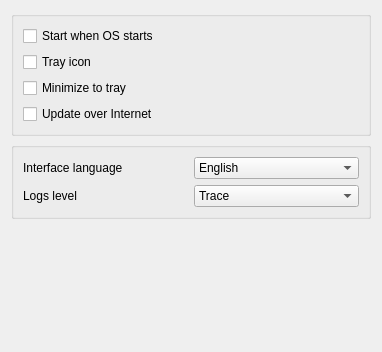
Above: src/system_settings_form.ui from denprog/yutovo-desktop before the change. Below: the same form after it.
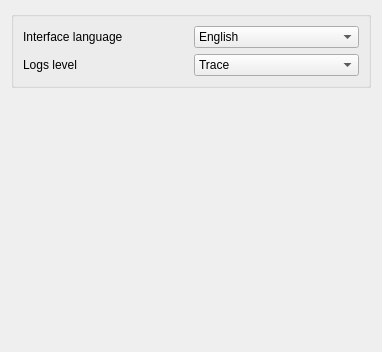
That is the form after the change.

Commit message: Remove unused items.

Diff of the .ui file:
```diff
--- a/src/system_settings_form.ui
+++ b/src/system_settings_form.ui
@@ -16,47 +16,6 @@
   <layout class="QVBoxLayout" name="verticalLayout_2">
    <item>
     <layout class="QVBoxLayout" name="verticalLayout">
-     <item>
-      <widget class="QGroupBox" name="groupBox">
-       <property name="title">
-        <string/>
-       </property>
-       <layout class="QVBoxLayout" name="verticalLayout_4">
-        <item>
-         <layout class="QVBoxLayout" name="verticalLayout_3">
-          <item>
-           <widget class="QCheckBox" name="start_at_startup">
-            <property name="text">
-             <string>Start when OS starts</string>
-            </property>
-           </widget>
-          </item>
-          <item>
-           <widget class="QCheckBox" name="tray_icon">
-            <property name="text">
-             <string>Tray icon</string>
-            </property>
-           </widget>
-          </item>
-          <item>
-           <widget class="QCheckBox" name="minimize_to_tray">
-            <property name="text">
-             <string>Minimize to tray</string>
-            </property>
-           </widget>
-          </item>
-          <item>
-           <widget class="QCheckBox" name="update_over_internet">
-            <property name="text">
-             <string>Update over Internet</string>
-            </property>
-           </widget>
-          </item>
-         </layout>
-        </item>
-       </layout>
-      </widget>
-     </item>
      <item>
       <widget class="QGroupBox" name="groupBox_2">
        <layout class="QVBoxLayout" name="verticalLayout_5">
```
The commit also changes 1 other file.
